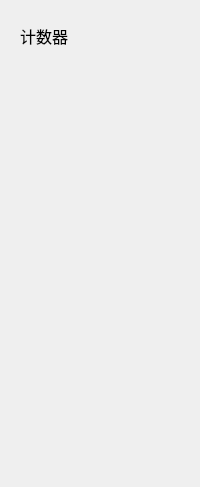
Old version of the form uiFiles/ui_score_board.ui in the repository eee555/Solvable-Minesweeper.
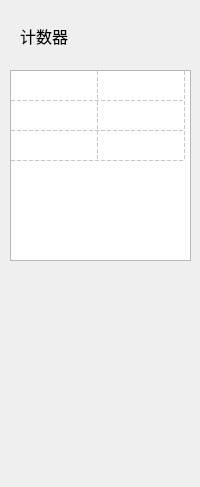
New version of the form.

Patch:
```diff
--- a/uiFiles/ui_score_board.ui
+++ b/uiFiles/ui_score_board.ui
@@ -34,6 +34,9 @@
   <property name="windowOpacity">
    <double>10.000000000000000</double>
   </property>
+  <property name="styleSheet">
+   <string notr="true"/>
+  </property>
   <widget class="QLabel" name="label_3">
    <property name="geometry">
     <rect>
@@ -59,6 +62,129 @@
     <bool>false</bool>
    </property>
   </widget>
+  <widget class="QTableWidget" name="tableWidget">
+   <property name="geometry">
+    <rect>
+     <x>10</x>
+     <y>70</y>
+     <width>181</width>
+     <height>191</height>
+    </rect>
+   </property>
+   <property name="sizePolicy">
+    <sizepolicy hsizetype="Expanding" vsizetype="Expanding">
+     <horstretch>0</horstretch>
+     <verstretch>0</verstretch>
+    </sizepolicy>
+   </property>
+   <property name="styleSheet">
+    <string notr="true"/>
+   </property>
+   <property name="frameShape">
+    <enum>QFrame::StyledPanel</enum>
+   </property>
+   <property name="frameShadow">
+    <enum>QFrame::Plain</enum>
+   </property>
+   <property name="lineWidth">
+    <number>1</number>
+   </property>
+   <property name="midLineWidth">
+    <number>1</number>
+   </property>
+   <property name="verticalScrollBarPolicy">
+    <enum>Qt::ScrollBarAlwaysOff</enum>
+   </property>
+   <property name="horizontalScrollBarPolicy">
+    <enum>Qt::ScrollBarAlwaysOff</enum>
+   </property>
+   <property name="sizeAdjustPolicy">
+    <enum>QAbstractScrollArea::AdjustIgnored</enum>
+   </property>
+   <property name="editTriggers">
+    <set>QAbstractItemView::DoubleClicked</set>
+   </property>
+   <property name="showDropIndicator" stdset="0">
+    <bool>false</bool>
+   </property>
+   <property name="dragEnabled">
+    <bool>true</bool>
+   </property>
+   <property name="dragDropOverwriteMode">
+    <bool>true</bool>
+   </property>
+   <property name="dragDropMode">
+    <enum>QAbstractItemView::DragDrop</enum>
+   </property>
+   <property name="selectionMode">
+    <enum>QAbstractItemView::NoSelection</enum>
+   </property>
+   <property name="textElideMode">
+    <enum>Qt::ElideMiddle</enum>
+   </property>
+   <property name="showGrid">
+    <bool>true</bool>
+   </property>
+   <property name="gridStyle">
+    <enum>Qt::DashLine</enum>
+   </property>
+   <attribute name="horizontalHeaderVisible">
+    <bool>false</bool>
+   </attribute>
+   <attribute name="horizontalHeaderCascadingSectionResizes">
+    <bool>false</bool>
+   </attribute>
+   <attribute name="horizontalHeaderMinimumSectionSize">
+    <number>28</number>
+   </attribute>
+   <attribute name="horizontalHeaderDefaultSectionSize">
+    <number>87</number>
+   </attribute>
+   <attribute name="horizontalHeaderHighlightSections">
+    <bool>false</bool>
+   </attribute>
+   <attribute name="verticalHeaderVisible">
+    <bool>false</bool>
+   </attribute>
+   <attribute name="verticalHeaderHighlightSections">
+    <bool>false</bool>
+   </attribute>
+   <row>
+    <property name="text">
+     <string>新建行</string>
+    </property>
+   </row>
+   <row>
+    <property name="text">
+     <string>1</string>
+    </property>
+   </row>
+   <row>
+    <property name="text">
+     <string>3</string>
+    </property>
+   </row>
+   <column>
+    <property name="text">
+     <string>指标</string>
+    </property>
+    <property name="font">
+     <font>
+      <family>微软雅黑</family>
+     </font>
+    </property>
+   </column>
+   <column>
+    <property name="text">
+     <string>表达式</string>
+    </property>
+    <property name="font">
+     <font>
+      <family>微软雅黑</family>
+     </font>
+    </property>
+   </column>
+  </widget>
  </widget>
  <resources/>
  <connections/>
```
Left out of the diff: 2 changed lines with no effect on the pictures.
